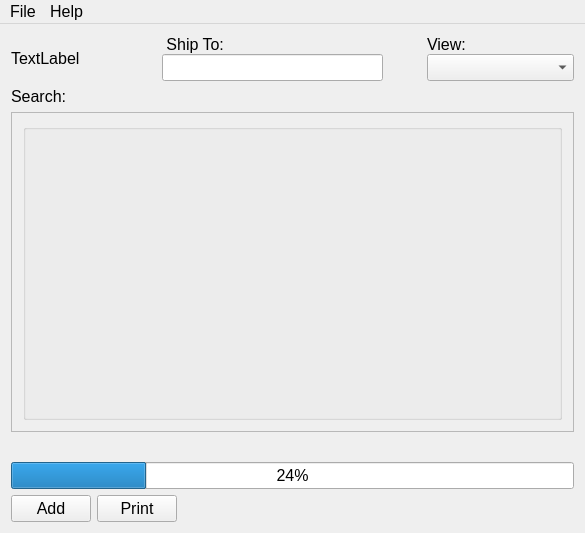
This is UI/mainwindow.ui in Jared-Gross/DXF-to-PNG-Converter as Qt 5 draws it before an edit. The edited form follows.
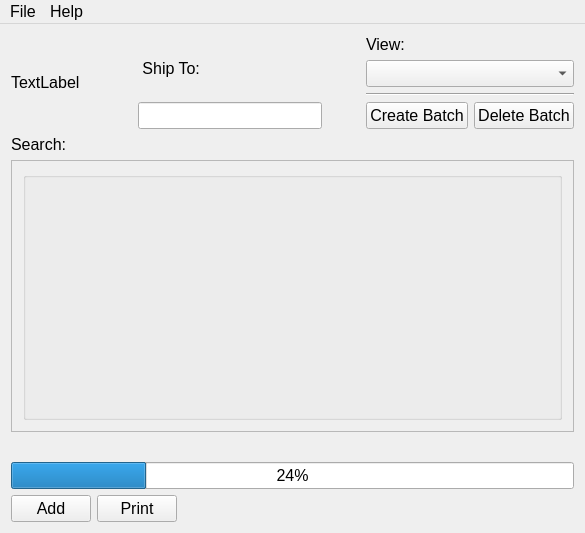
This is the edited form.

Patch:
```diff
--- a/UI/mainwindow.ui
+++ b/UI/mainwindow.ui
@@ -91,6 +91,9 @@
         <property name="orientation">
          <enum>Qt::Horizontal</enum>
         </property>
+        <property name="sizeType">
+         <enum>QSizePolicy::Maximum</enum>
+        </property>
         <property name="sizeHint" stdset="0">
          <size>
           <width>40</width>
@@ -100,19 +103,48 @@
        </spacer>
       </item>
       <item>
-       <layout class="QVBoxLayout" name="verticalLayout_4">
-        <property name="spacing">
-         <number>0</number>
-        </property>
-        <item>
+       <layout class="QGridLayout" name="gridLayout_2">
+        <item row="0" column="0">
          <widget class="QLabel" name="label_2">
           <property name="text">
            <string>View:</string>
           </property>
          </widget>
         </item>
-        <item>
-         <widget class="QComboBox" name="batchToView"/>
+        <item row="1" column="0">
+         <widget class="QComboBox" name="batchToView">
+          <property name="maximumSize">
+           <size>
+            <width>300</width>
+            <height>16777215</height>
+           </size>
+          </property>
+         </widget>
+        </item>
+        <item row="2" column="0">
+         <widget class="Line" name="line">
+          <property name="orientation">
+           <enum>Qt::Horizontal</enum>
+          </property>
+         </widget>
+        </item>
+        <item row="3" column="0">
+         <layout class="QHBoxLayout" name="horizontalLayout_4">
+          <item>
+           <widget class="QPushButton" name="btnCreateBatch">
+            <property name="text">
+             <string>Create Batch</string>
+            </property>
+           </widget>
+          </item>
+          <item>
+           <widget class="QPushButton" name="btnDeleteBatch">
+            <property name="text">
+             <string>Delete Batch</string>
+            </property>
+           </widget>
+          </item>
+         </layout>
         </item>
        </layout>
       </item>
@@ -151,7 +183,7 @@
            <x>0</x>
            <y>0</y>
            <width>513</width>
-           <height>301</height>
+           <height>208</height>
           </rect>
          </property>
          <layout class="QGridLayout" name="gridLayout">
```
Left out of the diff: 2 changed lines with no effect on the pictures.
